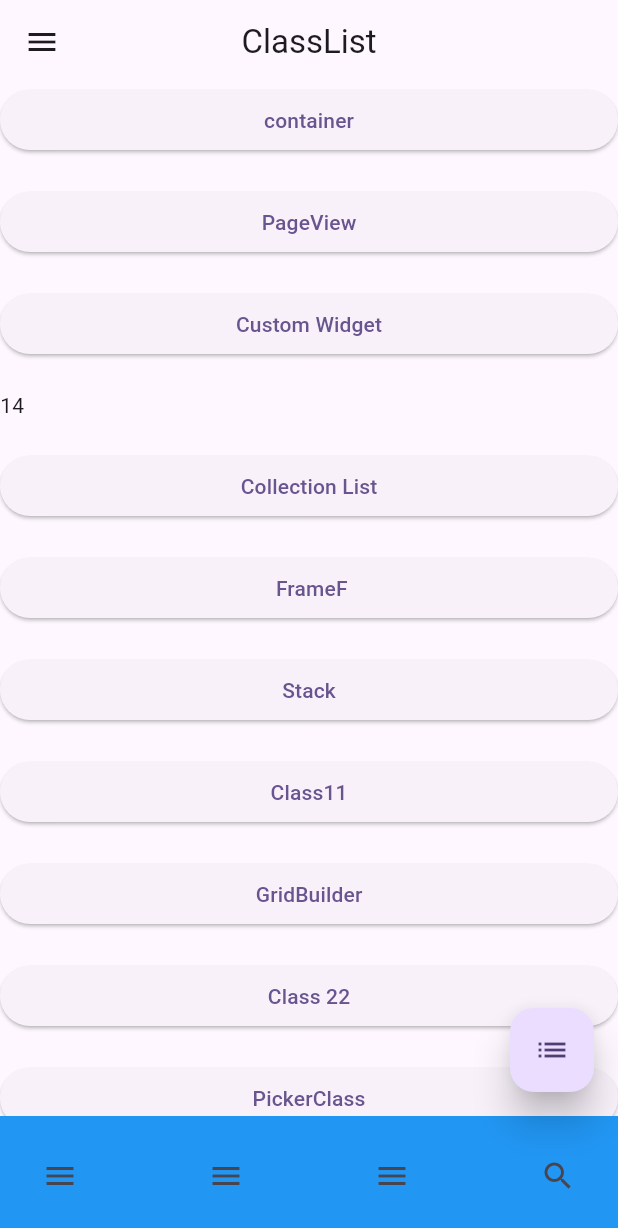
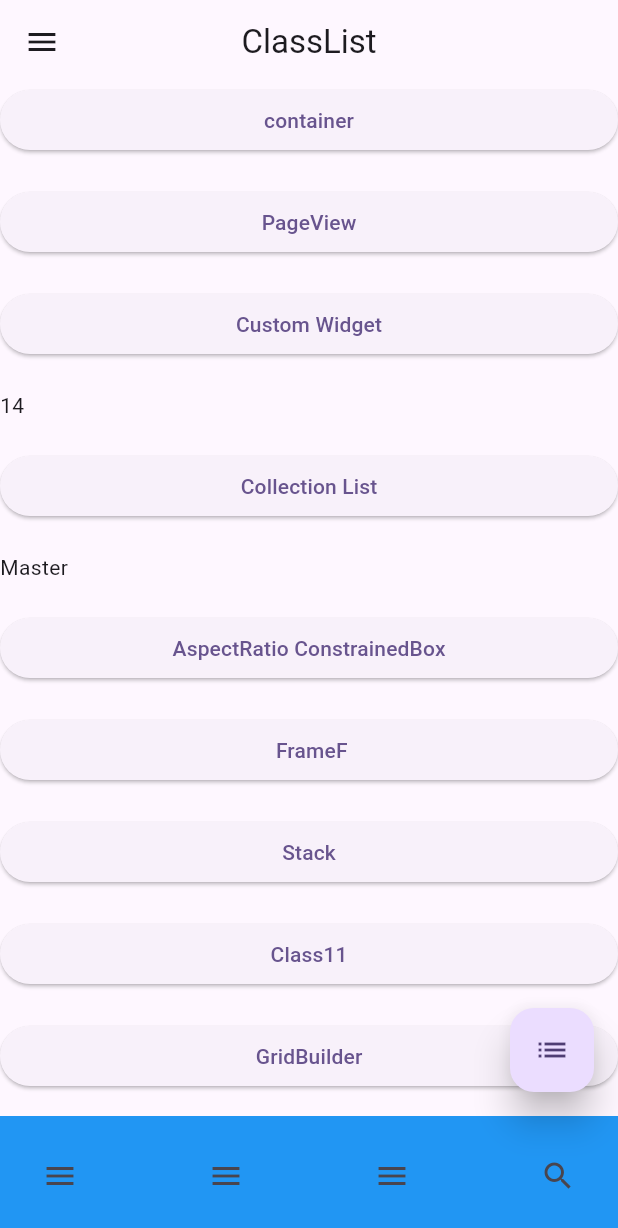
Before and after one commit to ammardev99/b_app, a Flutter app: the screen it shows after launch, on a phone screen of 412 x 824 dp. Shown: the top 1228 px of the screen. Run offline on Flutter 3.47's test engine with Material 3 defaults, Android fonts, the phone set to English and light mode, and no system bars; our stand-ins replace animated_notch_bottom_bar, equatable, flutter_riverpod, go_router, google_fonts, smooth_page_indicator.

Commit message:
aspect ratio

```diff
--- a/lib/course/14/collections_dart.dart
+++ b/lib/course/14/collections_dart.dart
@@ -74,6 +74,7 @@ List <ChatPerson> myChatsList = [
 
 
 
+// ignore: must_be_immutable
 class ShowChatCard extends StatelessWidget {
   ChatPerson obj;
    ShowChatCard({
--- a/lib/course/classlist.dart
+++ b/lib/course/classlist.dart
@@ -85,6 +85,15 @@ class _ClassListState extends State<ClassList> {
                 context.go(AppRoutes.collectionList);
               },
               child: Text("Collection List"),
+            ),
+            SizedBox(height: 20),
+            Text("Master"),
+            SizedBox(height: 20),
+            ElevatedButton(
+              onPressed: () {
+                context.go(AppRoutes.aspectRatioConstrainedBox);
+              },
+              child: Text("AspectRatio ConstrainedBox"),
             ),
             SizedBox(height: 20),
             ElevatedButton(
--- a/lib/course/custom_widget.dart
+++ b/lib/course/custom_widget.dart
@@ -1,5 +1,4 @@
 import 'package:flutter/material.dart';
-import 'package:flutter/widgets.dart';
 
 class CustomWidget extends StatelessWidget {
   const CustomWidget({super.key});
--- a/lib/course/go_router.dart
+++ b/lib/course/go_router.dart
@@ -4,6 +4,7 @@ import 'package:b_app/course/14/collections_dart.dart';
 import 'package:b_app/course/botonbar.dart';
 import 'package:b_app/course/buttons_functions.dart';
 import 'package:b_app/course/custom_widget.dart';
+import 'package:b_app/course/master/aspectratio_constraind.dart';
 import 'package:b_app/course/radio_checkbox.dart';
 import 'package:b_app/course/my_lists_view.dart';
 import 'package:b_app/course/class22.dart';
@@ -48,6 +49,9 @@ class AppRoutes {
   static const String  customWidget = '/CustomWidget';
   // 14
   static const String  collectionList = '/collectionList';
+  // master
+  static const String  aspectRatioConstrainedBox = '/AspectRatioConstrainedBox';
+
 }
 // app_router.dart
 
@@ -100,6 +104,9 @@ final GoRouter appRouter = GoRouter(
     GoRoute(path: AppRoutes.pageView, builder: (context, state) => MyPageView()),
     GoRoute(path: AppRoutes.frameF, builder: (context, state) =>  FrameF()),
     GoRoute(path: AppRoutes.customWidget, builder: (context, state) =>  CustomWidget()),
+    // 14
     GoRoute(path: AppRoutes.collectionList, builder: (context, state) =>  CollectionList()),
+    // Master
+    GoRoute(path: AppRoutes.aspectRatioConstrainedBox, builder: (context, state) =>  AspectRatioConstrainedBox()),
   ],
 );
--- a/lib/course/master/aspectratio_constraind.dart
+++ b/lib/course/master/aspectratio_constraind.dart
@@ -5,6 +5,25 @@ class AspectRatioConstrainedBox extends StatelessWidget {
 
   @override
   Widget build(BuildContext context) {
-    return Container();
+    return Scaffold(body: Padding(
+      padding: const EdgeInsets.all(15),
+      child: Column(children: [
+        ConstrainedBox(
+          constraints: BoxConstraints(maxHeight: 300, maxWidth: 300),
+          child: AspectRatio(
+            aspectRatio: 16 / 9,
+            child: Image.asset('assets/img.png', fit: BoxFit.cover )),
+        ),
+          Divider(),
+          Divider(),
+          Divider(),
+        ConstrainedBox(
+          constraints: BoxConstraints(maxHeight: 300, maxWidth: 300),
+          child: AspectRatio(
+            aspectRatio: 1 / 1,
+            child: Image.asset('assets/img.png',fit: BoxFit.cover , )),
+        ),
+      ],),
+    ),);
   }
 }
```
Also changed, not shown: assets/img.png (added).
